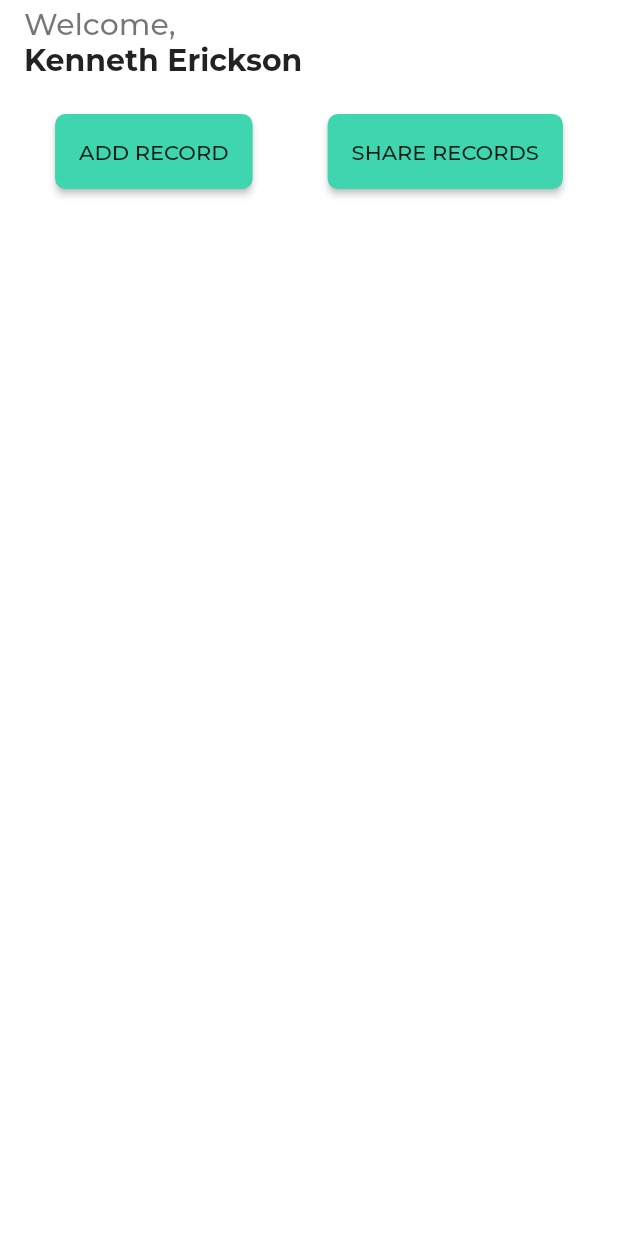
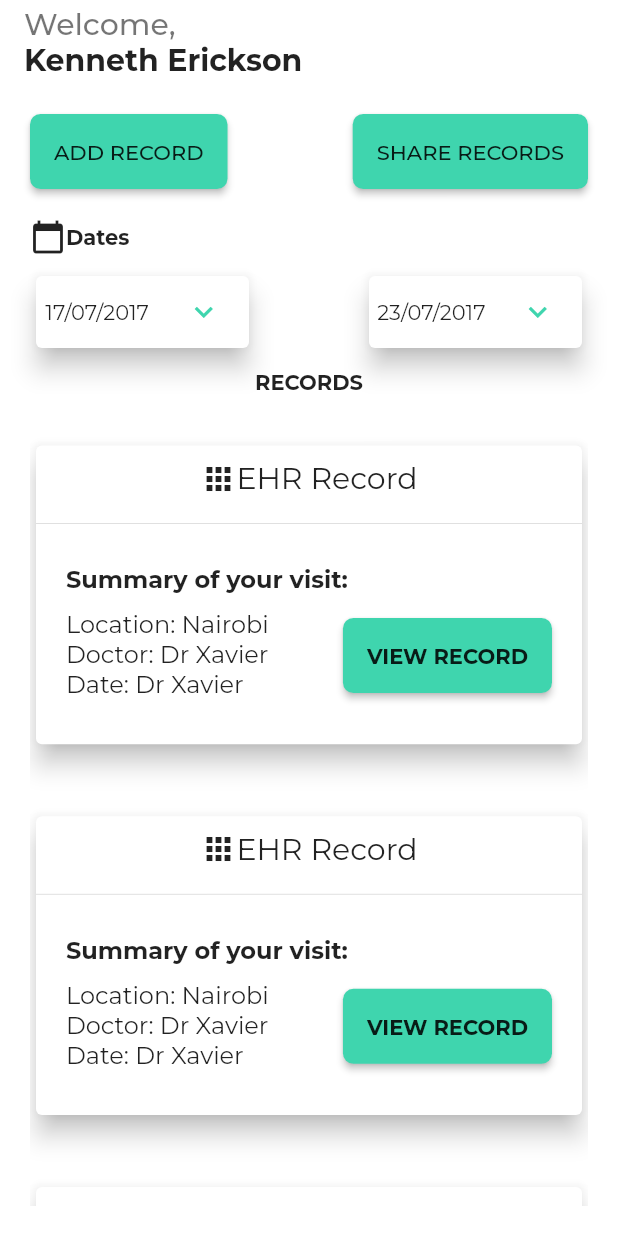
Before and after one commit to cosmasnyairo/Blockchain-EHR, a Flutter app: the screen it shows after launch, on a phone screen of 412 x 824 dp. Run offline on Flutter 3.47's test engine with Material 2 defaults, Android fonts, the phone set to English and light mode, and no system bars; our stand-ins replace google_fonts.

Commit message:
Completed homepage ui

```diff
--- a/ehr/lib/home.dart
+++ /dev/null
@@ -1,67 +0,0 @@
-import 'package:flutter/material.dart';
-import 'package:google_fonts/google_fonts.dart';
-
-class HomePage extends StatelessWidget {
-  @override
-  Widget build(BuildContext context) {
-    return Scaffold(
-      backgroundColor: Colors.white,
-      appBar: AppBar(
-        backgroundColor: Colors.white,
-        elevation: 0,
-        title: Column(
-          crossAxisAlignment: CrossAxisAlignment.start,
-          children: [
-            Text(
-              'Welcome,',
-              style:
-                  GoogleFonts.montserrat(color: Colors.black54, fontSize: 20),
-            ),
-            Text(
-              'Kenneth Erickson',
-              style: GoogleFonts.montserrat(
-                  fontSize: 20, fontWeight: FontWeight.bold),
-            )
-          ],
-        ),
-      ),
-      body: Column(
-        crossAxisAlignment: CrossAxisAlignment.start,
-        children: [
-          SizedBox(height: 20),
-          Row(
-            mainAxisAlignment: MainAxisAlignment.center,
-            crossAxisAlignment: CrossAxisAlignment.start,
-            children: [
-              MaterialButton(
-                height: 50,
-                onPressed: () {},
-                shape: RoundedRectangleBorder(
-                  borderRadius: BorderRadius.circular(7),
-                ),
-                color: Theme.of(context).primaryColor,
-                child: Text(
-                  'ADD RECORD',
-                  style: GoogleFonts.montserrat(),
-                ),
-              ),
-              SizedBox(width: 50),
-              MaterialButton(
-                height: 50,
-                onPressed: () {},
-                shape: RoundedRectangleBorder(
-                  borderRadius: BorderRadius.circular(7),
-                ),
-                color: Theme.of(context).primaryColor,
-                child: Text(
-                  'SHARE RECORDS',
-                  style: GoogleFonts.montserrat(),
-                ),
-              ),
-            ],
-          ),
-        ],
-      ),
-    );
-  }
-}
--- /dev/null
+++ b/ehr/lib/homepage.dart
@@ -0,0 +1,112 @@
+import 'package:ehr/widgets/custom_button.dart';
+import 'package:ehr/widgets/custom_text.dart';
+import 'package:ehr/widgets/record.dart';
+import 'package:flutter/material.dart';
+
+class HomePage extends StatelessWidget {
+  @override
+  Widget build(BuildContext context) {
+    return Scaffold(
+      backgroundColor: Colors.white,
+      appBar: AppBar(
+        backgroundColor: Colors.white,
+        elevation: 0,
+        title: Column(
+          crossAxisAlignment: CrossAxisAlignment.start,
+          children: [
+            CustomText(
+              'Welcome,',
+              color: Colors.black54,
+              fontsize: 20,
+            ),
+            CustomText(
+              'Kenneth Erickson',
+              fontsize: 20,
+              fontweight: FontWeight.bold,
+            )
+          ],
+        ),
+      ),
+      body: Container(
+        padding: EdgeInsets.all(20),
+        child: Column(
+          children: [
+            Row(
+              mainAxisAlignment: MainAxisAlignment.spaceBetween,
+              crossAxisAlignment: CrossAxisAlignment.start,
+              children: [
+                CustomButton('ADD RECORD', () {}),
+                SizedBox(width: 50),
+                CustomButton('SHARE RECORDS', () {})
+              ],
+            ),
+            SizedBox(height: 20),
+            Row(
+              children: [
+                Icon(Icons.calendar_today),
+                CustomText('Dates', fontweight: FontWeight.bold)
+              ],
+            ),
+            SizedBox(height: 10),
+            Row(
+              mainAxisAlignment: MainAxisAlignment.spaceBetween,
+              crossAxisAlignment: CrossAxisAlignment.start,
+              children: [
+                Container(
+                  width: 150,
+                  child: Card(
+                    elevation: 7,
+                    child: Row(
+                      mainAxisAlignment: MainAxisAlignment.spaceAround,
+                      children: [
+                        CustomText('17/07/2017'),
+                        IconButton(
+                          icon: Icon(
+                            Icons.keyboard_arrow_down,
+                            color: Theme.of(context).primaryColor,
+                          ),
+                          onPressed: null,
+                        )
+                      ],
+                    ),
+                  ),
+                ),
+                SizedBox(width: 50),
+                Container(
+                  width: 150,
+                  child: Card(
+                    elevation: 7,
+                    child: Row(
+                      mainAxisAlignment: MainAxisAlignment.spaceAround,
+                      children: [
+                        CustomText('23/07/2017'),
+                        IconButton(
+                          icon: Icon(
+                            Icons.keyboard_arrow_down,
+                            color: Theme.of(context).primaryColor,
+                          ),
+                          onPressed: null,
+                        )
+                      ],
+                    ),
+                  ),
+                ),
+              ],
+            ),
+            SizedBox(height: 10),
+            CustomText('RECORDS', fontweight: FontWeight.bold),
+            SizedBox(height: 10),
+            Container(
+              child: Expanded(
+                child: ListView.builder(
+                  itemBuilder: (ctx, i) => RecordCard(),
+                  itemCount: 10,
+                ),
+              ),
+            )
+          ],
+        ),
+      ),
+    );
+  }
+}
--- a/ehr/lib/main.dart
+++ b/ehr/lib/main.dart
@@ -1,4 +1,4 @@
-import 'package:ehr/home.dart';
+import 'package:ehr/homepage.dart';
 import 'package:flutter/material.dart';
 
 void main() {
--- /dev/null
+++ b/ehr/lib/widgets/custom_button.dart
@@ -0,0 +1,26 @@
+import 'package:ehr/widgets/custom_text.dart';
+import 'package:flutter/material.dart';
+
+class CustomButton extends StatelessWidget {
+  final String text;
+  final FontWeight fontWeight;
+  final Function onpressed;
+
+  const CustomButton(this.text, this.onpressed, {this.fontWeight});
+
+  @override
+  Widget build(BuildContext context) {
+    return MaterialButton(
+      height: 50,
+      onPressed: onpressed,
+      shape: RoundedRectangleBorder(
+        borderRadius: BorderRadius.circular(7),
+      ),
+      color: Theme.of(context).primaryColor,
+      child: CustomText(
+        text,
+        fontweight: fontWeight,
+      ),
+    );
+  }
+}
--- /dev/null
+++ b/ehr/lib/widgets/custom_text.dart
@@ -0,0 +1,22 @@
+import 'package:flutter/material.dart';
+import 'package:google_fonts/google_fonts.dart';
+
+class CustomText extends StatelessWidget {
+  final String text;
+  final double fontsize;
+  final Color color;
+  final TextAlign alignment;
+  final FontWeight fontweight;
+
+  CustomText(this.text,
+      {this.color, this.fontsize, this.alignment, this.fontweight});
+  @override
+  Widget build(BuildContext context) {
+    return Text(
+      text,
+      textAlign: alignment,
+      style: GoogleFonts.montserrat(
+          fontSize: fontsize, color: color, fontWeight: fontweight),
+    );
+  }
+}
--- /dev/null
+++ b/ehr/lib/widgets/record.dart
@@ -0,0 +1,81 @@
+import 'package:ehr/widgets/custom_button.dart';
+import 'package:flutter/material.dart';
+
+import 'custom_text.dart';
+
+class RecordCard extends StatelessWidget {
+  @override
+  Widget build(BuildContext context) {
+    final h = MediaQuery.of(context).size.height;
+    final w = MediaQuery.of(context).size.width;
+    return Container(
+      padding: EdgeInsets.only(top: 20, bottom: 20),
+      height: h * 0.3,
+      width: w,
+      child: Card(
+        shape: RoundedRectangleBorder(borderRadius: BorderRadius.circular(4)),
+        elevation: 7,
+        child: Column(
+          children: [
+            SizedBox(height: 10),
+            Row(
+              mainAxisAlignment: MainAxisAlignment.center,
+              children: [
+                Icon(Icons.apps),
+                CustomText(
+                  'EHR Record',
+                  fontsize: 20,
+                ),
+              ],
+            ),
+            SizedBox(height: 10),
+            Divider(),
+            Column(
+              children: [
+                Container(
+                  padding: EdgeInsets.only(left: 20, right: 20, top: 20),
+                  alignment: Alignment.centerLeft,
+                  child: CustomText(
+                    'Summary of your visit:',
+                    fontweight: FontWeight.bold,
+                    fontsize: 16,
+                  ),
+                ),
+                Container(
+                  padding: EdgeInsets.only(left: 20, right: 20, top: 10),
+                  child: Row(
+                    mainAxisAlignment: MainAxisAlignment.spaceBetween,
+                    children: [
+                      Column(
+                        crossAxisAlignment: CrossAxisAlignment.start,
+                        children: [
+                          CustomText(
+                            'Location: Nairobi',
+                            fontsize: 16,
+                          ),
+                          CustomText(
+                            'Doctor: Dr Xavier',
+                            fontsize: 16,
+                          ),
+                          CustomText(
+                            'Date: Dr Xavier',
+                            fontsize: 16,
+                          ),
+                        ],
+                      ),
+                      CustomButton(
+                        'VIEW RECORD',
+                        () {},
+                        fontWeight: FontWeight.bold,
+                      )
+                    ],
+                  ),
+                )
+              ],
+            ),
+          ],
+        ),
+      ),
+    );
+  }
+}
```
